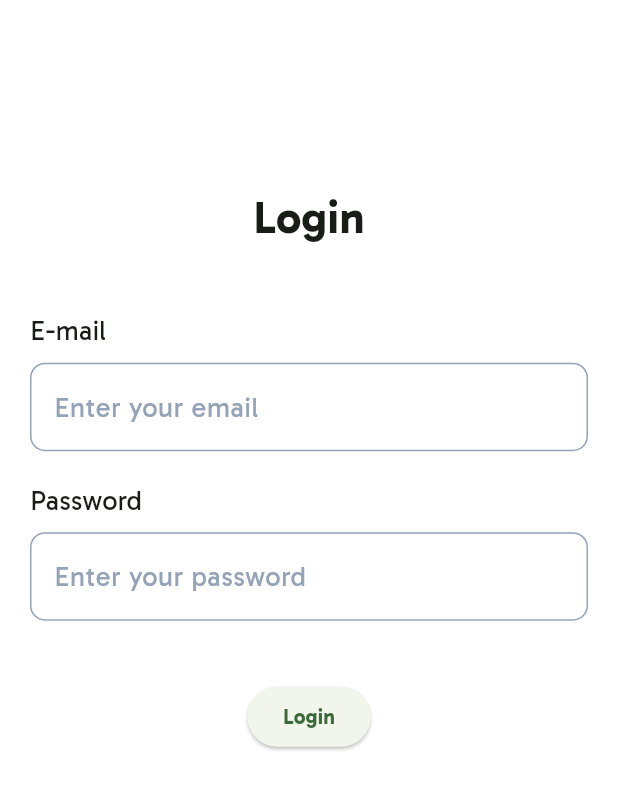
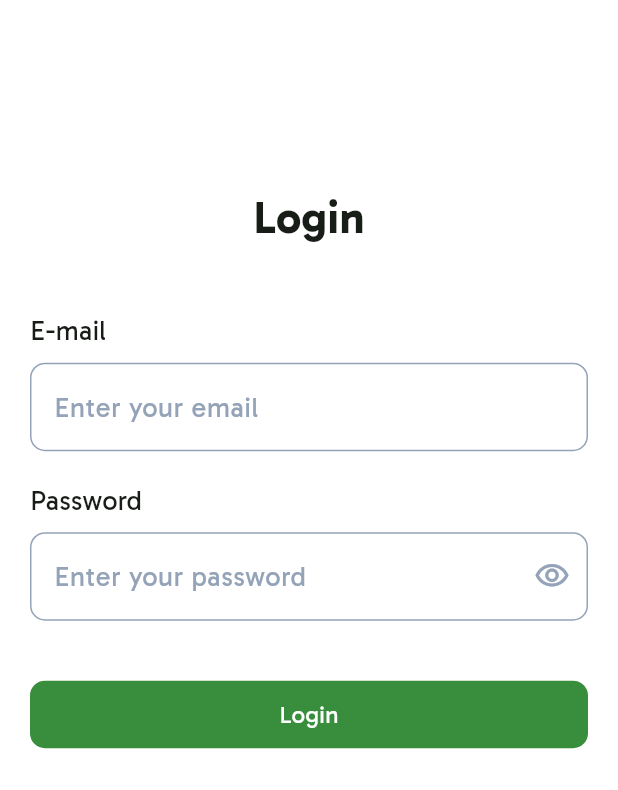
Before and after one commit to FahadMehboob/Match-Lagao, a Flutter app: the screen it shows after launch, on a phone screen of 412 x 824 dp. Shown: the top 790 px of the screen. Run offline on Flutter 3.47's test engine with Material 3 defaults, Android fonts, the phone set to English and light mode, and no system bars; our stand-ins replace get.

Commit message:
login button design with form validation done

```diff
--- a/lib/view/login/login_screen.dart
+++ b/lib/view/login/login_screen.dart
@@ -85,6 +85,10 @@ class LoginScreen extends StatelessWidget {
                   controller: passwordController,
                   obscureText: true,
                   decoration: InputDecoration(
+                    suffixIcon: const Icon(
+                      Icons.visibility_outlined,
+                      color: AppColors.inputFieldBorder,
+                    ),
                     hintText: 'password_hint'.tr,
                     hintStyle: AppFonts.gabaritoRegular.copyWith(
                         fontSize: 18, color: AppColors.inputFieldBorder),
@@ -120,21 +124,30 @@ class LoginScreen extends StatelessWidget {
                 const SizedBox(height: 40),
 
                 // Submit Button
-                Center(
-                  child: ElevatedButton(
-                    onPressed: () {
+
+                GestureDetector(
+                  onTap: () {
                     // Step 3: Validate on submit
                     if (_formKey.currentState!.validate()) {
                       // Success
                       Get.snackbar("Success", "Form is valid");
                     }
                   },
+                  child: Container(
+                    height: 45,
+                    width: double.infinity,
+                    decoration: BoxDecoration(
+                        color: AppColors.primaryColor,
+                        borderRadius: BorderRadius.circular(10)),
+                    child: Center(
                       child: Text(
                         "Login",
-                      style: AppFonts.gabaritoBold,
+                        style: AppFonts.gabaritoRegular.copyWith(
+                            fontSize: 16, color: AppColors.backgroundColor),
                       ),
                     ),
                   ),
+                )
               ],
             ),
           ),
```
Lines whose indentation alone changed are shown as unchanged.
